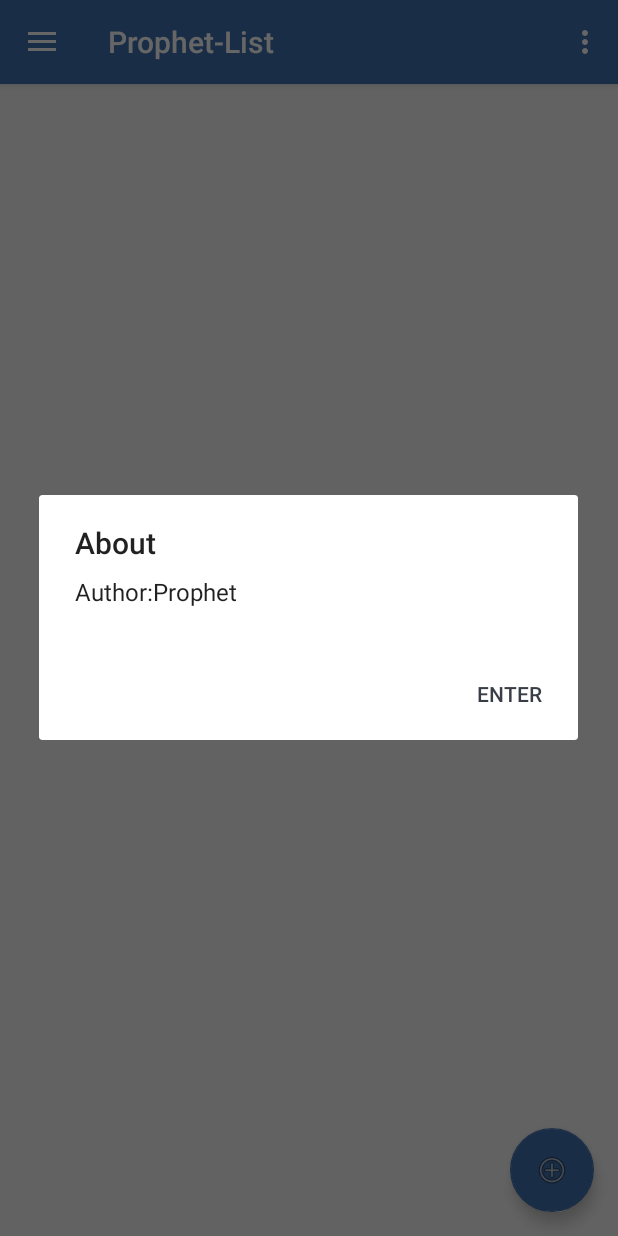
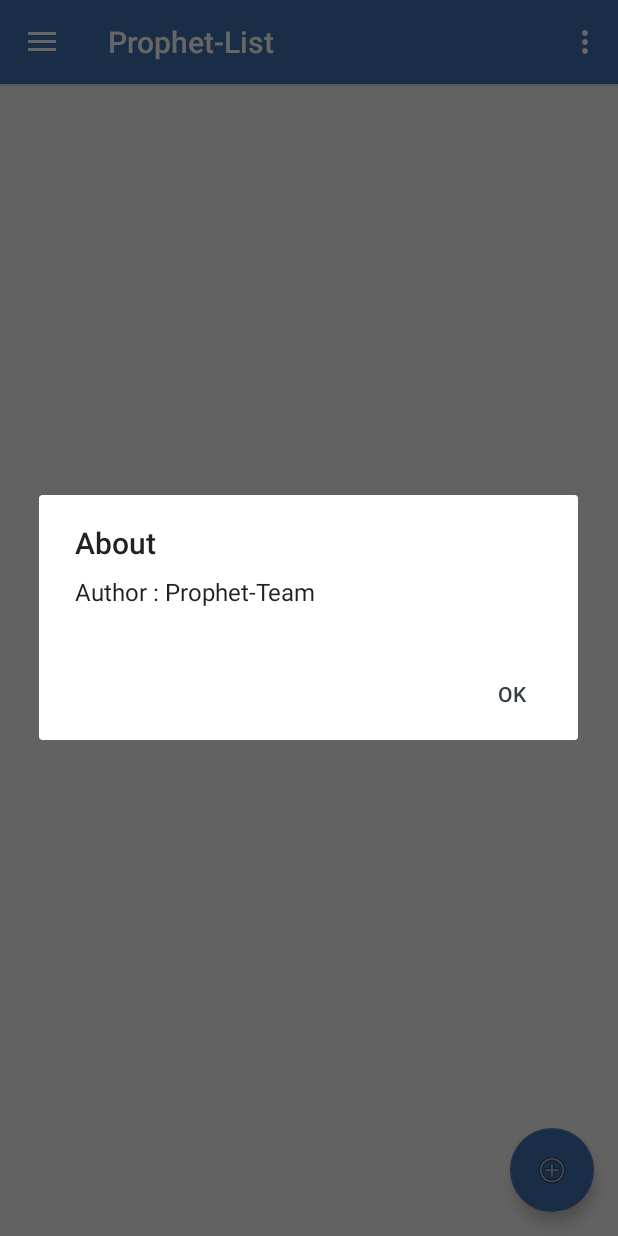
Before and after one commit to FCU21-Prophet/Prophet-List, an Android app: the screen it shows after launch (MainActivity), in the options menu, after a tap on "About", on a phone screen of 412 x 824 dp. Run offline under Robolectric (Android 15) with nearby library versions, the phone set to English and light mode, and no system bars.

Commit message:
Modify string content

```diff
--- a/app/src/main/java/team/prophet/a3104/prophet_list/MainActivity.java
+++ b/app/src/main/java/team/prophet/a3104/prophet_list/MainActivity.java
@@ -18,10 +18,8 @@ import android.widget.AdapterView;
 import android.widget.ArrayAdapter;
 import android.widget.ListView;
 import android.widget.Toast;
-import android.R.layout;
 
 import java.util.ArrayList;
-import java.util.List;
 
 public class MainActivity extends AppCompatActivity
         implements NavigationView.OnNavigationItemSelectedListener
@@ -184,7 +182,7 @@ public class MainActivity extends AppCompatActivity
                     }
                 };
 
-                ad.setPositiveButton(R.string.about_enter, listener);
+                ad.setPositiveButton(R.string.about_ok, listener);
                 ad.show();
                 break;
         }
--- a/app/src/main/res/values/strings.xml
+++ b/app/src/main/res/values/strings.xml
@@ -6,8 +6,8 @@
 
     <!--menu string-->
     <string name="menu_about">About</string>
-    <string name="about_author">Author:Prophet</string>
-    <string name="about_enter">Enter</string>
+    <string name="about_author">Author : Prophet-Team</string>
+    <string name="about_ok">OK</string>
 
     <!--menu string-->
     <string name="menu_user">User</string>
```
Also changed, not shown: 1 other file.
